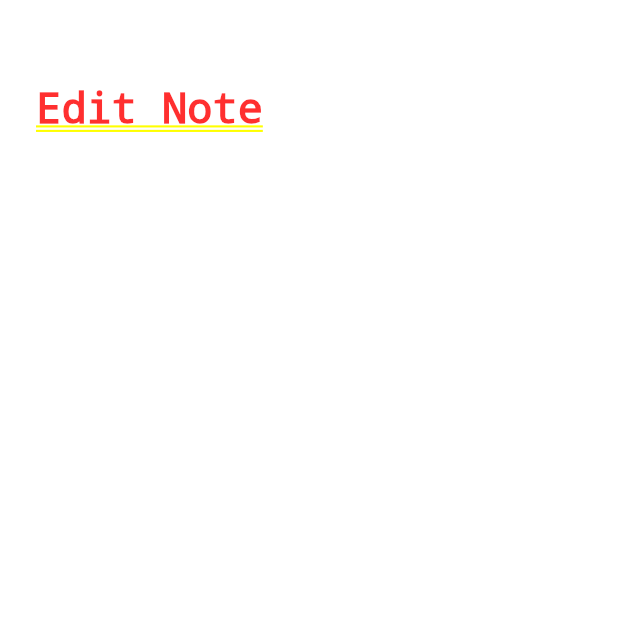
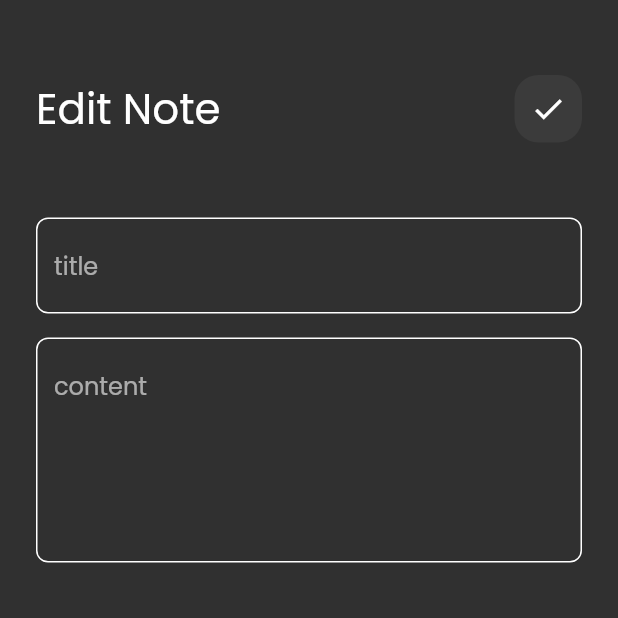
Before and after one commit to khaledrady19/notes_app, a Flutter app: the screen it shows after launch, after a tap on "Flutter Tips", on a phone screen of 412 x 824 dp, the top half of it. Run offline on Flutter 3.47's test engine with Material 2 defaults, Android fonts, the phone set to English and light mode, and no system bars; our stand-ins replace font_awesome_flutter.

Commit message:
edit note view ui done

```diff
--- a/lib/views/widgets/custom_text_field.dart
+++ b/lib/views/widgets/custom_text_field.dart
@@ -15,7 +15,7 @@ class CustomTextField extends StatelessWidget {
         hintText: hint,
         border: bulidBorder(),
         enabledBorder: bulidBorder(),
-        focusedBorder: bulidBorder(kPrimaryColor)
+        focusedBorder: bulidBorder(kPrimaryColor),
       ),
     );
   }
--- a/lib/views/widgets/edit_view_body.dart
+++ b/lib/views/widgets/edit_view_body.dart
@@ -1,19 +1,26 @@
 import 'package:flutter/material.dart';
 import 'package:notes_app/views/widgets/custom_app_bar.dart';
+import 'package:notes_app/views/widgets/custom_text_field.dart';
 
 class EditNoteViewBody extends StatelessWidget {
   const EditNoteViewBody({super.key});
 
   @override
   Widget build(BuildContext context) {
-    return Padding(
+    return Scaffold(
+      body: Padding(
       padding: const EdgeInsets.symmetric(horizontal: 24),
       child: Column(
         children: const [
-          SizedBox(height: 50,),
-          CustomAppBar(icon: Icons.check, title: 'Edit Note')
+          SizedBox(height: 50),
+          CustomAppBar(icon: Icons.check, title: 'Edit Note'),
+          SizedBox(height: 50),
+          CustomTextField(hint: 'title'),
+          SizedBox(height: 16),
+          CustomTextField(hint: 'content',maxLines: 5,),
         ],
-      ),
+
+      ),),
     );
   }
 }
```
